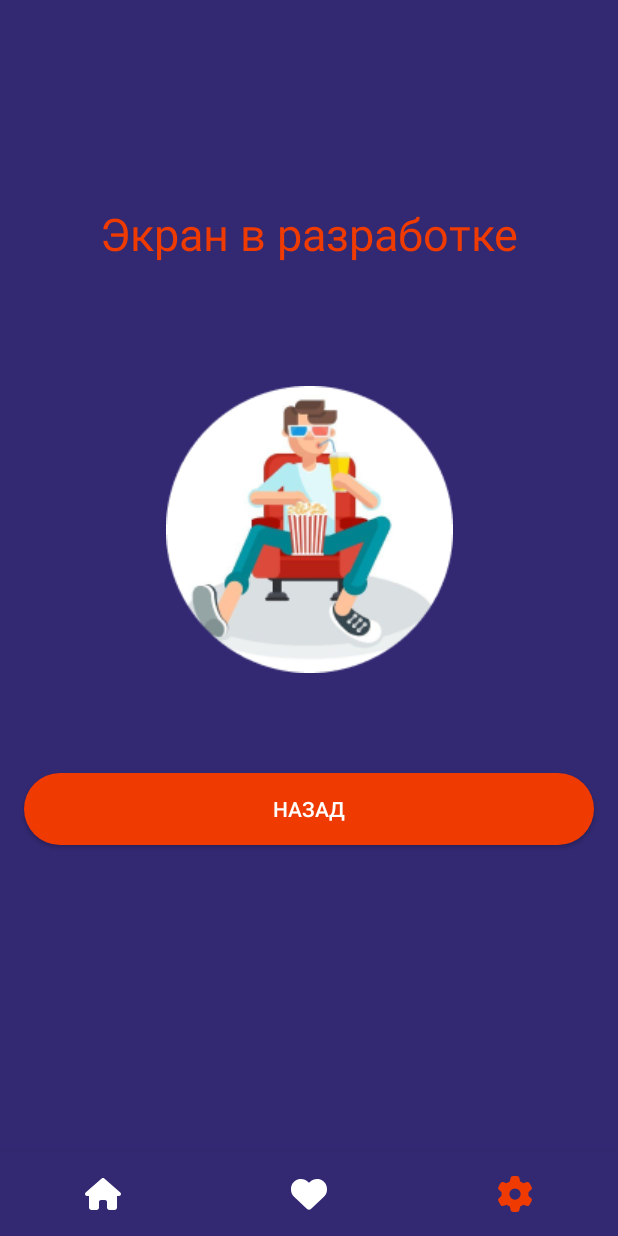
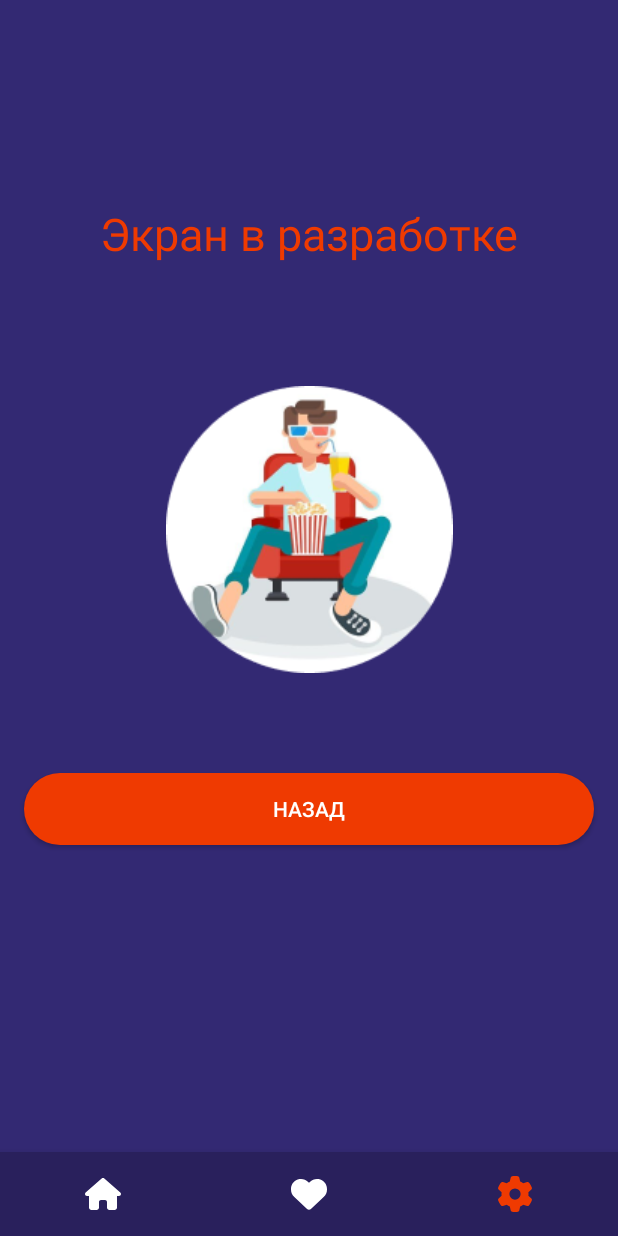
Before and after one commit to ulanovskijnikita/Cinema, an Android app: the screen it shows after launch (ActivityTest before the commit, testActivity after it), on a phone screen of 412 x 824 dp. Run offline under Robolectric (Android 15) with nearby library versions, the phone set to English and light mode, and no system bars.

Commit message:
first commit

```diff
--- a/app/src/main/java/com/example/cinema/filmsActivity.kt
+++ b/app/src/main/java/com/example/cinema/filmsActivity.kt
@@ -20,13 +20,13 @@ class filmsActivity : AppCompatActivity() {
 
 
     fun backToMainActivity4() {
-        val intent= Intent(this, ActivityTest::class.java)
+        val intent= Intent(this, testActivity::class.java)
         startActivity(intent)
         finish()
     }
 
     fun backToToolbar() {
-        val intent= Intent(this, ToolbarActivity::class.java)
+        val intent= Intent(this, toolbarActivity::class.java)
         startActivity(intent)
         finish()
     }
--- a/app/src/main/java/com/example/cinema/MainActivity.kt
+++ b/app/src/main/java/com/example/cinema/mainActivity.kt
@@ -5,7 +5,7 @@ import androidx.appcompat.app.AppCompatActivity
 import android.os.Bundle
 import android.os.CountDownTimer
 
-class MainActivity : AppCompatActivity() {
+class mainActivity : AppCompatActivity() {
     override fun onCreate(savedInstanceState: Bundle?) {
         super.onCreate(savedInstanceState)
         setContentView(R.layout.activity_main)
@@ -13,7 +13,7 @@ class MainActivity : AppCompatActivity() {
             override fun onTick(p0: Long) {
             }
             override fun onFinish() {
-                val intent=Intent(this@MainActivity, MainEnter::class.java)
+                val intent=Intent(this@mainActivity, enterActivity::class.java)
                 startActivity(intent)
                 finish()
             }
--- a/app/src/main/java/com/example/cinema/MainReg.kt
+++ b/app/src/main/java/com/example/cinema/regActivity.kt
@@ -9,7 +9,7 @@ import android.widget.Toast
 import androidx.appcompat.app.AlertDialog
 import java.util.regex.Pattern
 
-class MainReg : AppCompatActivity() {
+class regActivity : AppCompatActivity() {
     lateinit var name:EditText
     lateinit var family:EditText
     lateinit var mail:EditText
@@ -43,7 +43,7 @@ class MainReg : AppCompatActivity() {
     }
 
     fun nextToEnter(view: View) {
-        val intent= Intent(this@MainReg, MainEnter::class.java)
+        val intent= Intent(this@regActivity, enterActivity::class.java)
         startActivity(intent)
         finish()
     }
@@ -82,7 +82,7 @@ class MainReg : AppCompatActivity() {
                 ).show()
 
                 else -> {
-                    val intent = Intent(this@MainReg, ToolbarActivity::class.java)
+                    val intent = Intent(this@regActivity, toolbarActivity::class.java)
                     val window=Toast.makeText(this, "Регистрация успешна", Toast.LENGTH_LONG).show()
                     startActivity(intent)
                     finish()
--- a/app/src/main/java/com/example/cinema/ActivityTest.kt
+++ b/app/src/main/java/com/example/cinema/testActivity.kt
@@ -7,7 +7,7 @@ import android.view.View
 import android.widget.Toast
 import com.google.android.material.bottomnavigation.BottomNavigationView
 
-class ActivityTest : AppCompatActivity() {
+class testActivity : AppCompatActivity() {
     fun backToFilms() {
         val intent= Intent(this, filmsActivity::class.java)
         startActivity(intent)
@@ -15,7 +15,7 @@ class ActivityTest : AppCompatActivity() {
     }
 
     fun backToToolbar() {
-        val intent= Intent(this, ToolbarActivity::class.java)
+        val intent= Intent(this, toolbarActivity::class.java)
         startActivity(intent)
         finish()
     }
@@ -38,7 +38,7 @@ class ActivityTest : AppCompatActivity() {
     }
 
     fun reset(view: View) {
-        val intent= Intent(this@ActivityTest, MainActivity::class.java)
+        val intent= Intent(this@testActivity, mainActivity::class.java)
         startActivity(intent)
         finish()
     }
--- a/app/src/main/java/com/example/cinema/ToolbarActivity.kt
+++ b/app/src/main/java/com/example/cinema/toolbarActivity.kt
@@ -13,10 +13,10 @@ import android.widget.VideoView
 import androidx.recyclerview.widget.RecyclerView
 import com.google.android.material.bottomnavigation.BottomNavigationView
 
-class ToolbarActivity : AppCompatActivity() {
+class toolbarActivity : AppCompatActivity() {
     lateinit var tb:Toolbar
     fun backToMainActivity4() {
-        val intent= Intent(this, ActivityTest::class.java)
+        val intent= Intent(this, testActivity::class.java)
         startActivity(intent)
         finish()
     }
@@ -79,7 +79,7 @@ class ToolbarActivity : AppCompatActivity() {
     override fun onOptionsItemSelected(item: MenuItem): Boolean {
         when (item.itemId) {
             android.R.id.home -> {
-                val inte = Intent(this, MainEnter::class.java)
+                val inte = Intent(this, enterActivity::class.java)
                 startActivity(inte)
                 finish()
             }
--- a/app/src/main/res/drawable/check_box_false.xml
+++ b/app/src/main/res/drawable/check_box_false.xml
@@ -1,6 +1,6 @@
 <?xml version="1.0" encoding="utf-8"?>
 <shape xmlns:android="http://schemas.android.com/apk/res/android"
     android:shape="rectangle">
-    <stroke android:width="20dp" android:color="@color/white"/>
+    <stroke android:width="2dp" android:color="@color/white_gray"/>
     <corners android:radius="40dp"/>
 </shape>
--- a/app/src/main/res/drawable/check_box_true.xml
+++ b/app/src/main/res/drawable/check_box_true.xml
@@ -1,6 +1,6 @@
 <?xml version="1.0" encoding="utf-8"?>
 <shape xmlns:android="http://schemas.android.com/apk/res/android"
     android:shape="rectangle">
-    <stroke android:width="20dp" android:color="@color/white"/>
+    <stroke android:width="2dp" android:color="@color/white"/>
     <corners android:radius="40dp"/>
 </shape>
--- a/app/src/main/res/layout/activity_enter.xml
+++ b/app/src/main/res/layout/activity_enter.xml
@@ -4,7 +4,7 @@
     xmlns:tools="http://schemas.android.com/tools"
     android:layout_width="match_parent"
     android:layout_height="match_parent"
-    tools:context=".MainReg"
+    tools:context=".regActivity"
     android:background="@color/blue">
 
     <androidx.appcompat.widget.AppCompatButton
@@ -103,7 +103,9 @@
         android:id="@+id/checkBox"
         android:layout_width="wrap_content"
         android:layout_height="wrap_content"
-        android:drawableStart="@drawable/check_box"
+        android:textColor="@color/white_gray"
+        android:button="@null"
+        android:buttonTint="@drawable/check_box"
         android:text="Запомнить данные"
         app:layout_constraintStart_toStartOf="parent"
         app:layout_constraintTop_toBottomOf="@+id/editTextTextPassword" />
--- a/app/src/main/res/layout/activity_films.xml
+++ b/app/src/main/res/layout/activity_films.xml
@@ -123,7 +123,7 @@
         android:id="@+id/bottom"
         android:layout_width="0dp"
         android:layout_height="wrap_content"
-        android:background="@color/blue"
+        android:background="@color/bottom_nav"
         app:itemIconTint="@drawable/bottom_res"
         app:itemRippleColor="@null"
         app:itemTextColor="@drawable/bottom_res"
--- a/app/src/main/res/layout/activity_main.xml
+++ b/app/src/main/res/layout/activity_main.xml
@@ -4,7 +4,7 @@
     xmlns:tools="http://schemas.android.com/tools"
     android:layout_width="match_parent"
     android:layout_height="match_parent"
-    tools:context=".MainActivity"
+    tools:context=".mainActivity"
     android:background="@color/blue">
 
     <ImageView
--- a/app/src/main/res/layout/activity_reg.xml
+++ b/app/src/main/res/layout/activity_reg.xml
@@ -4,7 +4,7 @@
     xmlns:tools="http://schemas.android.com/tools"
     android:layout_width="match_parent"
     android:layout_height="match_parent"
-    tools:context=".MainReg"
+    tools:context=".regActivity"
     android:background="@color/blue">
     <ScrollView
         android:layout_width="match_parent"
--- a/app/src/main/res/layout/activity_test.xml
+++ b/app/src/main/res/layout/activity_test.xml
@@ -4,7 +4,7 @@
     xmlns:tools="http://schemas.android.com/tools"
     android:layout_width="match_parent"
     android:layout_height="match_parent"
-    tools:context=".ActivityTest"
+    tools:context=".testActivity"
     android:background="@color/blue">
 
 
@@ -52,7 +52,7 @@
         app:layout_constraintBottom_toBottomOf="parent"
         app:layout_constraintEnd_toEndOf="parent"
         app:layout_constraintStart_toStartOf="parent"
-        android:background="@color/blue"
+        android:background="@color/bottom_nav"
         app:menu="@menu/menu_of_four_activity"
         app:itemTextColor="@drawable/bottom_res"
         app:itemIconTint="@drawable/bottom_res"
--- a/app/src/main/res/values/colors.xml
+++ b/app/src/main/res/values/colors.xml
@@ -9,6 +9,7 @@
     <color name="white">#FFFFFFFF</color>
     <color name="orange">#EF3A01</color>
     <color name="blue">#332973</color>
+    <color name="bottom_nav">#29205C</color>
     <color name="purpure">#C4C4C41A</color>
     <color name="gray">#AFAFAF</color>
     <color name="white_gray">#FAF7F7</color>
```
Also changed, not shown: app/src/main/AndroidManifest.xml (+5 -5 lines), app/src/main/java/com/example/cinema/enterActivity.kt (renamed from app/src/main/java/com/example/cinema/MainEnter.kt, +12 -3 lines), app/src/main/res/layout/activity_toolbar.xml (+4 -9 lines), app/src/main/res/drawable/toolbar_bg.png (added).
